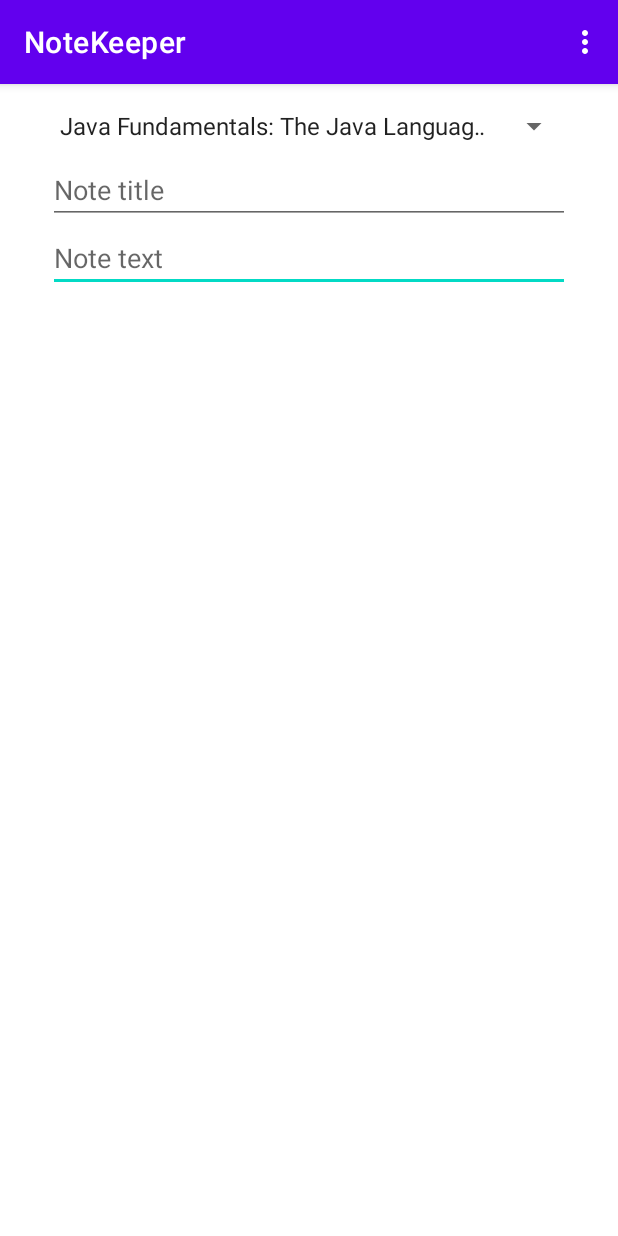
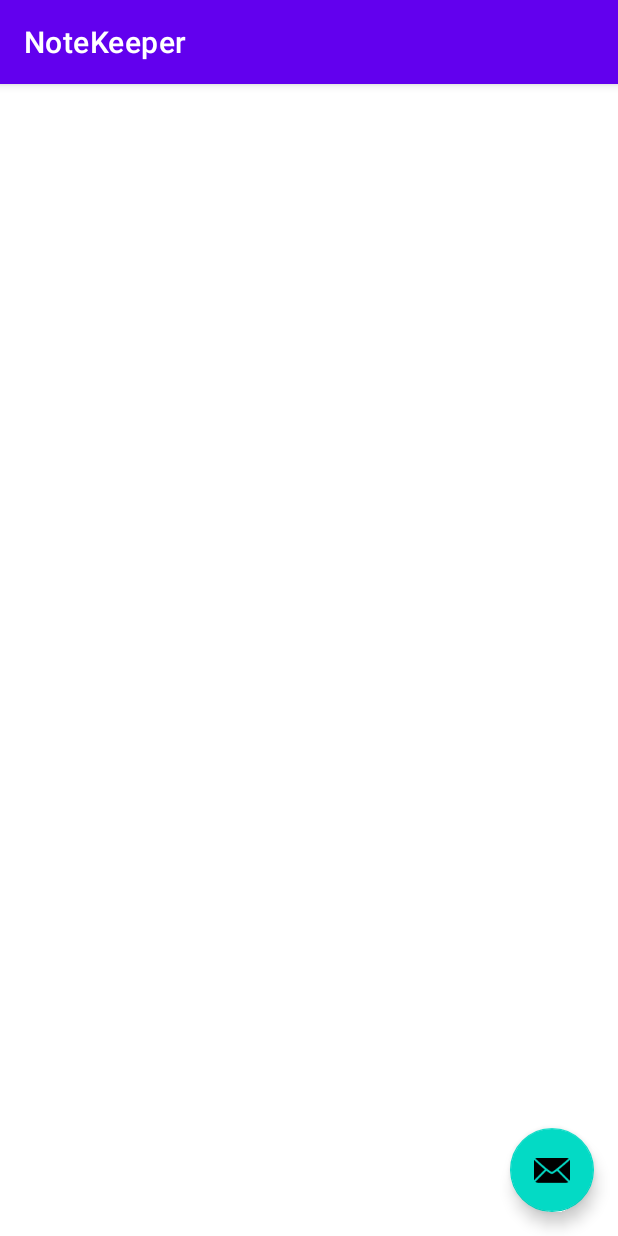
Before and after one commit to tokoiwesley/notekeeper-kotlin, an Android app: the screen it shows after launch (MainActivity before the commit, NoteListActivity after it), on a phone screen of 412 x 824 dp. Run offline under Robolectric (Android 15) with nearby library versions, the phone set to English and light mode, and no system bars.

Commit message:
Add the note list activity

```diff
--- a/app/src/main/AndroidManifest.xml
+++ b/app/src/main/AndroidManifest.xml
@@ -10,7 +10,7 @@
         android:supportsRtl="true"
         android:theme="@style/Theme.NoteKeeperKt">
         <activity
-            android:name=".MainActivity"
+            android:name=".NoteListActivity"
             android:exported="true"
             android:label="@string/app_name"
             android:theme="@style/Theme.NoteKeeperKt.NoActionBar">
@@ -20,6 +20,10 @@
                 <category android:name="android.intent.category.LAUNCHER" />
             </intent-filter>
         </activity>
+        <activity
+            android:name=".MainActivity"
+            android:label="@string/title_activity_main"
+            android:theme="@style/Theme.NoteKeeperKt.NoActionBar" />
     </application>
 
 </manifest>
--- a/app/src/main/java/dev/tokoi/notekeeperkt/MainActivity.kt
+++ b/app/src/main/java/dev/tokoi/notekeeperkt/MainActivity.kt
@@ -5,8 +5,6 @@ import android.view.Menu
 import android.view.MenuItem
 import android.widget.ArrayAdapter
 import androidx.appcompat.app.AppCompatActivity
-import com.google.android.material.snackbar.Snackbar
-
 import kotlinx.android.synthetic.main.activity_main.*
 import kotlinx.android.synthetic.main.content_main.*
 
--- /dev/null
+++ b/app/src/main/java/dev/tokoi/notekeeperkt/NoteListActivity.kt
@@ -0,0 +1,21 @@
+package dev.tokoi.notekeeperkt
+
+import android.os.Bundle
+import androidx.appcompat.app.AppCompatActivity
+import com.google.android.material.floatingactionbutton.FloatingActionButton
+import com.google.android.material.snackbar.Snackbar
+import kotlinx.android.synthetic.main.activity_main.*
+
+class NoteListActivity : AppCompatActivity() {
+
+    override fun onCreate(savedInstanceState: Bundle?) {
+        super.onCreate(savedInstanceState)
+        setContentView(R.layout.activity_note_list)
+        setSupportActionBar(toolbar)
+
+        findViewById<FloatingActionButton>(R.id.fab).setOnClickListener { view ->
+            Snackbar.make(view, "Replace with your own action", Snackbar.LENGTH_LONG)
+                .setAction("Action", null).show()
+        }
+    }
+}
--- /dev/null
+++ b/app/src/main/res/layout/activity_note_list.xml
@@ -0,0 +1,34 @@
+<?xml version="1.0" encoding="utf-8"?>
+<androidx.coordinatorlayout.widget.CoordinatorLayout xmlns:android="http://schemas.android.com/apk/res/android"
+    xmlns:app="http://schemas.android.com/apk/res-auto"
+    xmlns:tools="http://schemas.android.com/tools"
+    android:layout_width="match_parent"
+    android:layout_height="match_parent"
+    tools:context=".NoteListActivity">
+
+    <com.google.android.material.appbar.AppBarLayout
+        android:layout_width="match_parent"
+        android:layout_height="wrap_content"
+        android:theme="@style/Theme.NoteKeeperKt.AppBarOverlay">
+
+        <androidx.appcompat.widget.Toolbar
+            android:id="@+id/toolbar"
+            android:layout_width="match_parent"
+            android:layout_height="?attr/actionBarSize"
+            android:background="?attr/colorPrimary"
+            app:popupTheme="@style/Theme.NoteKeeperKt.PopupOverlay" />
+
+    </com.google.android.material.appbar.AppBarLayout>
+
+    <include layout="@layout/content_note_list" />
+
+    <com.google.android.material.floatingactionbutton.FloatingActionButton
+        android:id="@+id/fab"
+        android:layout_width="wrap_content"
+        android:layout_height="wrap_content"
+        android:layout_gravity="bottom|end"
+        android:layout_marginEnd="@dimen/fab_margin"
+        android:layout_marginBottom="16dp"
+        app:srcCompat="@android:drawable/ic_dialog_email" />
+
+</androidx.coordinatorlayout.widget.CoordinatorLayout>
--- /dev/null
+++ b/app/src/main/res/layout/content_note_list.xml
@@ -0,0 +1,21 @@
+<?xml version="1.0" encoding="utf-8"?>
+<androidx.constraintlayout.widget.ConstraintLayout xmlns:android="http://schemas.android.com/apk/res/android"
+    xmlns:app="http://schemas.android.com/apk/res-auto"
+    xmlns:tools="http://schemas.android.com/tools"
+    android:layout_width="match_parent"
+    android:layout_height="match_parent"
+    app:layout_behavior="@string/appbar_scrolling_view_behavior">
+
+    <ListView
+        android:id="@+id/listNotes"
+        android:layout_width="0dp"
+        android:layout_height="0dp"
+        android:layout_marginStart="8dp"
+        android:layout_marginTop="8dp"
+        android:layout_marginEnd="8dp"
+        android:layout_marginBottom="8dp"
+        app:layout_constraintBottom_toBottomOf="parent"
+        app:layout_constraintEnd_toEndOf="parent"
+        app:layout_constraintStart_toStartOf="parent"
+        app:layout_constraintTop_toTopOf="parent" />
+</androidx.constraintlayout.widget.ConstraintLayout>
--- a/app/src/main/res/values/strings.xml
+++ b/app/src/main/res/values/strings.xml
@@ -9,4 +9,6 @@
 
     <string name="hello_first_fragment">Hello first fragment</string>
     <string name="hello_second_fragment">Hello second fragment. Arg: %1$s</string>
+    <string name="title_activity_note_list">NoteListActivity</string>
+    <string name="title_activity_main">Edit Note</string>
 </resources>
```
